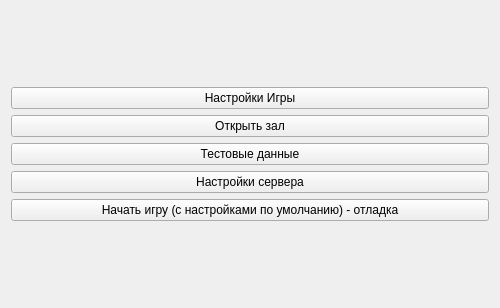
Above: Nayda/playMenu.ui from Mar94oK/Nayda before the change. Below: the same form after it.
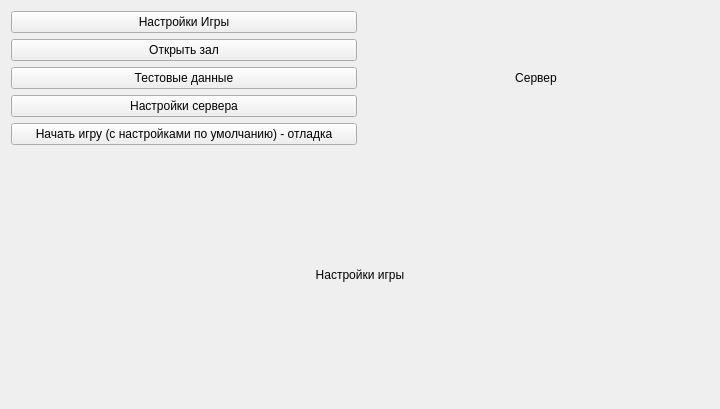
That is the form after the change.

Commit message: playMenu:: Adding labels for visualising current game settings and server settings

The edit to the form file:
```diff
--- a/Nayda/playMenu.ui
+++ b/Nayda/playMenu.ui
@@ -6,8 +6,8 @@
    <rect>
     <x>0</x>
     <y>0</y>
-    <width>500</width>
-    <height>308</height>
+    <width>720</width>
+    <height>409</height>
    </rect>
   </property>
   <property name="focusPolicy">
@@ -71,6 +71,26 @@
      </item>
     </layout>
    </item>
+   <item row="0" column="1">
+    <widget class="QLabel" name="label">
+     <property name="text">
+      <string>Сервер</string>
+     </property>
+     <property name="alignment">
+      <set>Qt::AlignCenter</set>
+     </property>
+    </widget>
+   </item>
+   <item row="1" column="0" colspan="2">
+    <widget class="QLabel" name="lbl_Settings">
+     <property name="text">
+      <string>Настройки игры</string>
+     </property>
+     <property name="alignment">
+      <set>Qt::AlignCenter</set>
+     </property>
+    </widget>
+   </item>
   </layout>
  </widget>
  <resources/>
```
